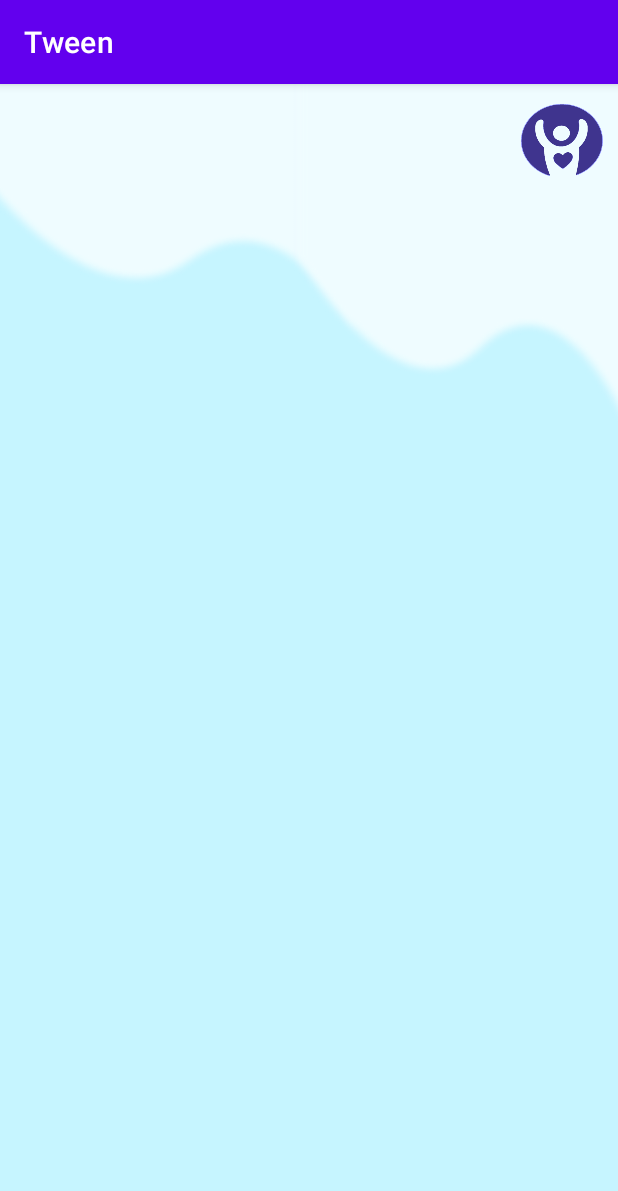
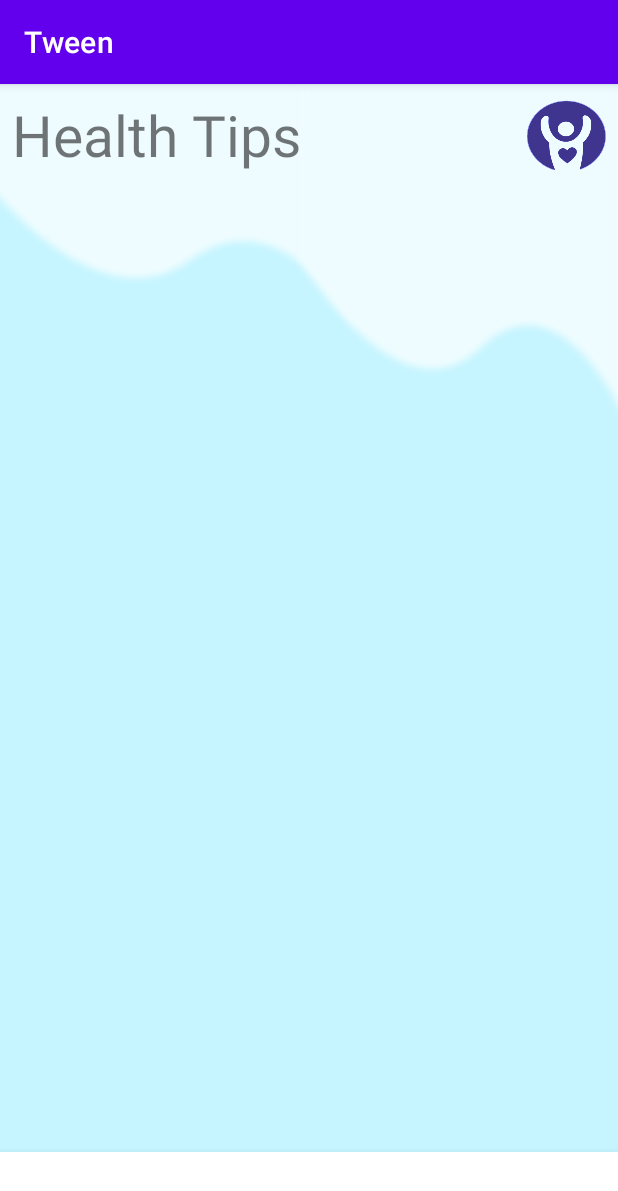
Before and after one commit to DamienTan01/Wellness-App, an Android app: the home screen opened directly, with no data from a screen before it, on a phone screen of 412 x 824 dp. Shown: the top 1191 px of the screen. Run offline under Robolectric (Android 15) with nearby library versions, the phone set to English and light mode, and no system bars.

Commit message:
Added navBar

```diff
--- a/WellnessApp/app/build.gradle
+++ b/WellnessApp/app/build.gradle
@@ -28,16 +28,13 @@ android {
 }
 
 dependencies {
-
     implementation 'androidx.appcompat:appcompat:1.4.2'
     implementation 'com.google.android.material:material:1.6.1'
     implementation 'androidx.constraintlayout:constraintlayout:2.1.4'
 
     //Material library for card views
     implementation 'com.google.android.material:material:1.6.1'
-
     testImplementation 'junit:junit:4.13.2'
     androidTestImplementation 'androidx.test.ext:junit:1.1.3'
     androidTestImplementation 'androidx.test.espresso:espresso-core:3.4.0'
-
 }
--- a/WellnessApp/app/src/main/java/com/example/wellnessapp/signup.java
+++ b/WellnessApp/app/src/main/java/com/example/wellnessapp/signup.java
@@ -2,6 +2,7 @@ package com.example.wellnessapp;
 
 import androidx.appcompat.app.AppCompatActivity;
 
+import android.app.ProgressDialog;
 import android.content.Intent;
 import android.os.Bundle;
 import android.view.View;
@@ -10,8 +11,6 @@ import android.widget.ImageButton;
 import android.widget.TextView;
 
 public class signup extends AppCompatActivity {
-    ImageButton signup;
-    EditText txtUser, txtEmail, txtPass;
 
     @Override
     protected void onCreate(Bundle savedInstanceState) {
@@ -21,29 +20,13 @@ public class signup extends AppCompatActivity {
         TextView txtLogin = findViewById(R.id.loginText);
         txtLogin.setOnClickListener(view -> {
             Intent intent = new Intent(this, login.class);
-
             startActivity(intent);
         });
 
-        //User Registration
-        txtUser = (EditText)findViewById(R.id.user);
-        txtEmail = (EditText)findViewById(R.id.email);
-        txtPass = (EditText)findViewById(R.id.pass);
-        ImageButton signup = findViewById(R.id.signup);
-
-        signup.setOnClickListener(new View.OnClickListener() {
-            @Override
-            public void onClick(View view) {
-                String username = txtUser.getText().toString();
-                String email = txtEmail.getText().toString();
-                String password = txtPass.getText().toString();
-            }
-        });
-        signup.setOnClickListener(view -> {
+        ImageButton btnSignup = findViewById(R.id.btnSignup);
+        btnSignup.setOnClickListener(view -> {
             Intent intent = new Intent(this, login.class);
             startActivity(intent);
-
-
         });
     }
 }
--- a/WellnessApp/app/src/main/res/layout/home.xml
+++ b/WellnessApp/app/src/main/res/layout/home.xml
@@ -1,31 +1,39 @@
 <?xml version="1.0" encoding="utf-8"?>
-<LinearLayout xmlns:android="http://schemas.android.com/apk/res/android"
+<androidx.constraintlayout.widget.ConstraintLayout xmlns:android="http://schemas.android.com/apk/res/android"
     xmlns:app="http://schemas.android.com/apk/res-auto"
     xmlns:tools="http://schemas.android.com/tools"
     android:layout_width="match_parent"
     android:layout_height="match_parent"
-    android:orientation="vertical"
-    android:background="@drawable/bg3"
-    tools:context=".home">
+    android:background="@drawable/bg3">
+
+    <TextView
+        android:id="@+id/textView"
+        android:layout_width="wrap_content"
+        android:layout_height="wrap_content"
+        android:layout_marginStart="8dp"
+        android:layout_marginTop="8dp"
+        android:text="@string/tips"
+        android:textSize="38sp"
+        app:layout_constraintEnd_toStartOf="@+id/imageView"
+        app:layout_constraintHorizontal_bias="0.0"
+        app:layout_constraintStart_toStartOf="parent"
+        app:layout_constraintTop_toTopOf="parent" />
 
     <ImageView
-        android:layout_width="55dp"
-        android:layout_height="55dp"
-        android:layout_marginTop="10dp"
-        android:layout_marginRight="10dp"
-        android:layout_gravity="right"
+        android:id="@+id/imageView"
+        android:layout_width="53dp"
+        android:layout_height="53dp"
+        android:layout_marginTop="8dp"
+        android:layout_marginEnd="8dp"
         android:contentDescription="@string/logo"
         android:scaleType="fitCenter"
         android:src="@drawable/logo"
-        tools:ignore="RtlHardcoded" />
+        app:layout_constraintEnd_toEndOf="parent"
+        app:layout_constraintTop_toTopOf="parent" />
 
-    <androidx.viewpager.widget.ViewPager
-        android:id="@+id/viewPager"
+    <com.google.android.material.bottomnavigation.BottomNavigationView
         android:layout_width="match_parent"
-        android:layout_height="match_parent"
-        android:layout_gravity="center"
-        android:clipToPadding="false"
-        android:foregroundGravity="center"
-        android:overScrollMode="never" />
-
-</LinearLayout>
+        android:layout_height="wrap_content"
+        app:layout_constraintBottom_toBottomOf="parent"
+        app:layout_constraintEnd_toEndOf="parent" />
+</androidx.constraintlayout.widget.ConstraintLayout>
--- a/WellnessApp/app/src/main/res/layout/signup.xml
+++ b/WellnessApp/app/src/main/res/layout/signup.xml
@@ -73,7 +73,7 @@
         tools:ignore="TextContrastCheck,TextContrastCheck" />
 
     <ImageButton
-        android:id="@+id/signup"
+        android:id="@+id/btnSignup"
         android:layout_width="100dp"
         android:layout_height="50dp"
         android:layout_gravity="center"
--- a/WellnessApp/app/src/main/res/values/strings.xml
+++ b/WellnessApp/app/src/main/res/values/strings.xml
@@ -9,4 +9,5 @@
     <string name="button">button</string>
     <string name="loginhere">Already have an account? <u>Login</u></string>
     <string name="signuphere">Don\'t have an account? <u>Signup here</u></string>
+    <string name="tips">Health Tips</string>
 </resources>
```
